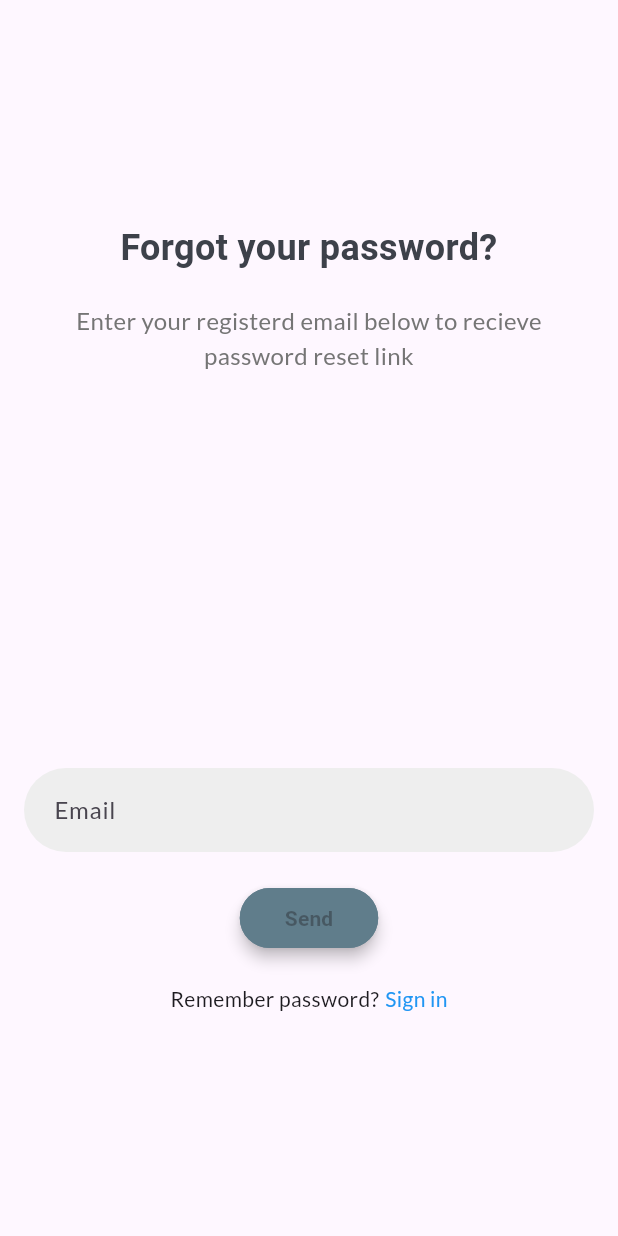
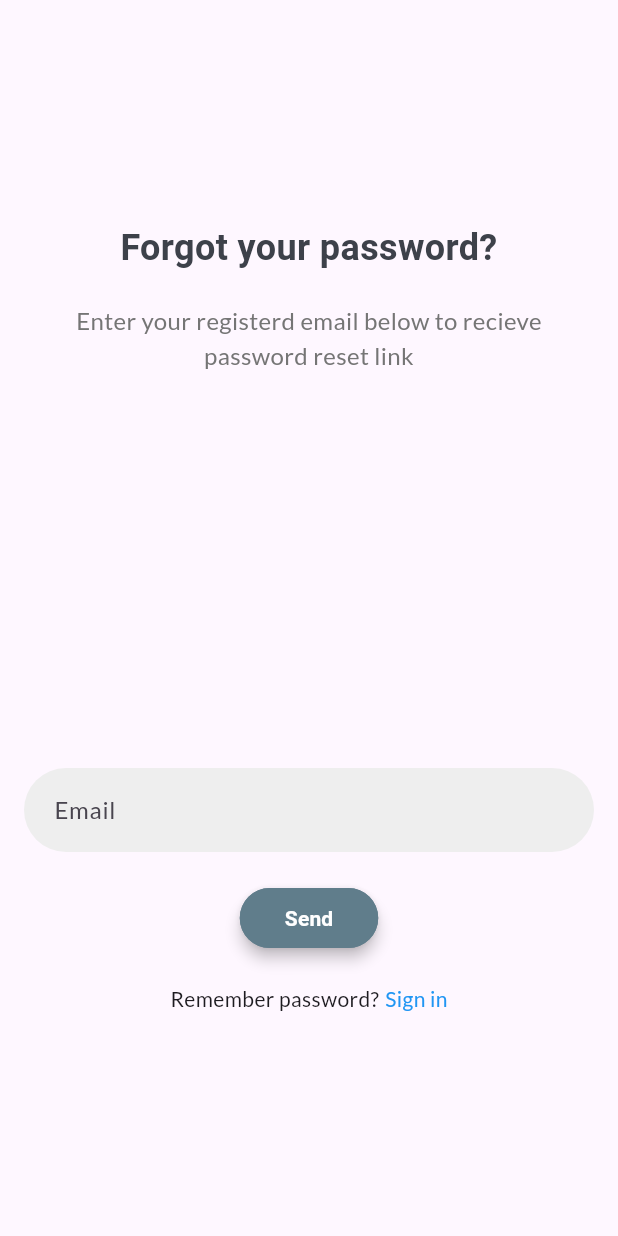
Before and after one commit to VatsalBhesaniya/Connect-App, a Flutter app: the screen it shows after launch, after a tap on "Forgot password?", on a phone screen of 412 x 824 dp. Run offline on Flutter 3.47's test engine with Material 3 defaults, Android fonts, the phone set to English and light mode, and no system bars; our stand-ins replace bloc, cached_network_image, cloud_firestore, firebase_auth, firebase_core, firebase_storage and 12 more; accounts and stored records are empty; generated files the repository leaves out were written again.

Commit message:
Forgot password (#3)

```diff
--- a/lib/models/connect_user.dart
+++ b/lib/models/connect_user.dart
@@ -18,7 +18,7 @@ class ConnectUser with _$ConnectUser {
     required String gender,
     required String birthDate,
     required String email,
-    @JsonKey(ignore: true) String? password,
+    @JsonKey(includeFromJson: false, includeToJson: false) String? password,
     required int createdAt,
     List<Conversation>? conversations,
   }) = _ConnectUser;
--- a/lib/modules/conversation/conversation_screen.dart
+++ b/lib/modules/conversation/conversation_screen.dart
@@ -285,7 +285,7 @@ class _ConversationScreenState extends State<ConversationScreen> {
     if (message.idFrom == widget.currentUserId) {
       return userMessages(message);
     } else {
-      if ((message.unreadBy).contains(widget.currentUserId)) {
+      if (message.unreadBy.contains(widget.currentUserId)) {
         final List<String> unreadBy = <String>[...message.unreadBy];
         unreadBy.remove(widget.currentUserId);
         context
--- a/lib/modules/explore/explore_screen.dart
+++ b/lib/modules/explore/explore_screen.dart
@@ -31,7 +31,7 @@ class _ExploreScreenState extends State<ExploreScreen>
   @override
   void initState() {
     super.initState();
-    WidgetsBinding.instance?.addObserver(this);
+    WidgetsBinding.instance.addObserver(this);
     context
         .read<ExploreBloc>()
         .add(const ExploreEvent.getLocationPermissionStatus());
@@ -39,7 +39,7 @@ class _ExploreScreenState extends State<ExploreScreen>
 
   @override
   void dispose() {
-    WidgetsBinding.instance?.removeObserver(this);
+    WidgetsBinding.instance.removeObserver(this);
     super.dispose();
   }
 
--- a/lib/modules/forgot_password/forgot_password_screen.dart
+++ b/lib/modules/forgot_password/forgot_password_screen.dart
@@ -45,8 +45,7 @@ class ForgotPasswordScreen extends StatelessWidget {
                       orElse: () => null,
                     );
                   },
-                  buildWhen: (ForgotPasswordState previous,
-                      ForgotPasswordState current) {
+                  buildWhen: (ForgotPasswordState previous, ForgotPasswordState current) {
                     return current.maybeWhen(
                       emailValidationSuccess: (bool isEmailValid) => true,
                       orElse: () => false,
@@ -55,8 +54,9 @@ class ForgotPasswordScreen extends StatelessWidget {
                   builder: (BuildContext context, ForgotPasswordState state) {
                     return state.maybeWhen(
                       initial: () {
-                        context.read<ForgotPasswordBloc>().add(
-                            const ForgotPasswordEvent.emailChanged(email: ''));
+                        context
+                            .read<ForgotPasswordBloc>()
+                            .add(const ForgotPasswordEvent.emailChanged(email: ''));
                         return const SizedBox();
                       },
                       emailValidationSuccess: (bool isEmailValid) {
@@ -87,9 +87,9 @@ class ForgotPasswordScreen extends StatelessWidget {
           controller: _emailController,
           hintText: 'Email',
           onChanged: (String value) {
-            context
-                .read<ForgotPasswordBloc>()
-                .add(ForgotPasswordEvent.emailChanged(email: value));
+            context.read<ForgotPasswordBloc>().add(
+                  ForgotPasswordEvent.emailChanged(email: value),
+                );
           },
         ),
         _buildSendButton(context, isEmailValid),
@@ -112,8 +112,7 @@ class ForgotPasswordScreen extends StatelessWidget {
           height: 20,
         ),
         TextWidget().latoTextWidget(
-          text:
-              'Enter your registerd email below to recieve password reset link',
+          text: 'Enter your registerd email below to recieve password reset link',
           textAlign: TextAlign.center,
           color: Colors.grey[600],
           fontSize: 16.0,
@@ -166,8 +165,10 @@ class ForgotPasswordScreen extends StatelessWidget {
           onTap: () {
             Navigator.pop(context);
           },
-          child:
-              TextWidget().latoTextWidget(text: 'Sign in', color: Colors.blue),
+          child: TextWidget().latoTextWidget(
+            text: 'Sign in',
+            color: Colors.blue,
+          ),
         ),
       ],
     );
@@ -183,8 +184,10 @@ class ForgotPasswordScreen extends StatelessWidget {
             onPressed: isEmailValid
                 ? () async {
                     context.read<ForgotPasswordBloc>().add(
-                        ForgotPasswordEvent.resendEmailSubmitted(
-                            email: _emailController.text.trim()));
+                          ForgotPasswordEvent.resendEmailSubmitted(
+                            email: _emailController.text.trim(),
+                          ),
+                        );
                   }
                 : null,
             style: ButtonStyle(
@@ -196,6 +199,9 @@ class ForgotPasswordScreen extends StatelessWidget {
               ),
               backgroundColor: MaterialStateProperty.all<Color>(
                 Colors.blueGrey,
+              ),
+              foregroundColor: MaterialStateProperty.all<Color>(
+                Colors.white,
               ),
               shape: MaterialStateProperty.all<RoundedRectangleBorder>(
                 RoundedRectangleBorder(
@@ -218,7 +224,7 @@ class ForgotPasswordScreen extends StatelessWidget {
     final String error = NetworkExceptions.getErrorMessage(exception);
     late String alertMessage;
     if (error == 'No user found with this email.') {
-      alertMessage = 'Invalid email';
+      alertMessage = 'No user found with this email.';
     } else {
       alertMessage = 'Something went wrong. Please try again.';
     }
--- a/lib/modules/login/login_screen.dart
+++ b/lib/modules/login/login_screen.dart
@@ -12,8 +12,7 @@ import 'package:flutter_easyloading/flutter_easyloading.dart';
 class LoginScreen extends StatefulWidget {
   const LoginScreen({Key? key}) : super(key: key);
 
-  static MaterialPage<void> page() =>
-      const MaterialPage<void>(child: LoginScreen());
+  static MaterialPage<void> page() => const MaterialPage<void>(child: LoginScreen());
 
   @override
   State<LoginScreen> createState() => _LoginScreenState();
@@ -41,8 +40,7 @@ class _LoginScreenState extends State<LoginScreen> {
       },
       child: BlocProvider<LoginBloc>(
         create: (BuildContext context) => LoginBloc(
-          authenticationRepository:
-              RepositoryProvider.of<AuthenticationRepository>(context),
+          authenticationRepository: RepositoryProvider.of<AuthenticationRepository>(context),
         ),
         child: LayoutBuilder(
           builder: (BuildContext context, BoxConstraints constraints) {
@@ -124,17 +122,14 @@ class _LoginScreenState extends State<LoginScreen> {
                                     obscureText: !_isPasswordVisible,
                                     suffixIcon: IconButton(
                                       onPressed: () {
-                                        _isPasswordVisible =
-                                            !_isPasswordVisible;
+                                        _isPasswordVisible = !_isPasswordVisible;
                                         setState(() {});
                                       },
                                       icon: Icon(
                                         _isPasswordVisible
                                             ? Icons.visibility_rounded
                                             : Icons.visibility_off_rounded,
-                                        color: _isPasswordVisible
-                                            ? Colors.blueGrey
-                                            : Colors.grey,
+                                        color: _isPasswordVisible ? Colors.blueGrey : Colors.grey,
                                       ),
                                     ),
                                   ),
@@ -266,6 +261,9 @@ class _LoginScreenState extends State<LoginScreen> {
               backgroundColor: MaterialStateProperty.all<Color>(
                 Colors.blueGrey,
               ),
+              foregroundColor: MaterialStateProperty.all<Color>(
+                Colors.white,
+              ),
               shape: MaterialStateProperty.all<RoundedRectangleBorder>(
                 RoundedRectangleBorder(
                   borderRadius: BorderRadius.circular(50.0),
@@ -310,8 +308,10 @@ class _LoginScreenState extends State<LoginScreen> {
               );
             }
           },
-          child:
-              TextWidget().latoTextWidget(text: 'Sign up', color: Colors.blue),
+          child: TextWidget().latoTextWidget(
+            text: 'Sign up',
+            color: Colors.blue,
+          ),
         ),
       ],
     );
@@ -358,9 +358,9 @@ class _LoginScreenState extends State<LoginScreen> {
               ? TextButton(
                   onPressed: () async {
                     Navigator.pop(ctx);
-                    context
-                        .read<LoginBloc>()
-                        .add(const LoginEvent.sendVerificationEmail());
+                    context.read<LoginBloc>().add(
+                          const LoginEvent.sendVerificationEmail(),
+                        );
                   },
                   child: Text(
                     'Resend link',
--- a/lib/modules/signup/sign_up_screen.dart
+++ b/lib/modules/signup/sign_up_screen.dart
@@ -269,6 +269,9 @@ class _SignupScreenState extends State<SignupScreen> {
             backgroundColor: MaterialStateProperty.all<Color>(
               Colors.blueGrey,
             ),
+            foregroundColor: MaterialStateProperty.all<Color>(
+              Colors.white,
+            ),
             shape: MaterialStateProperty.all<RoundedRectangleBorder>(
               RoundedRectangleBorder(
                 borderRadius: BorderRadius.circular(50.0),
```
Also changed, not shown: analysis_options.yaml (+4 -4 lines), lib/repository/authentication_repository.dart (+4 -7 lines).
